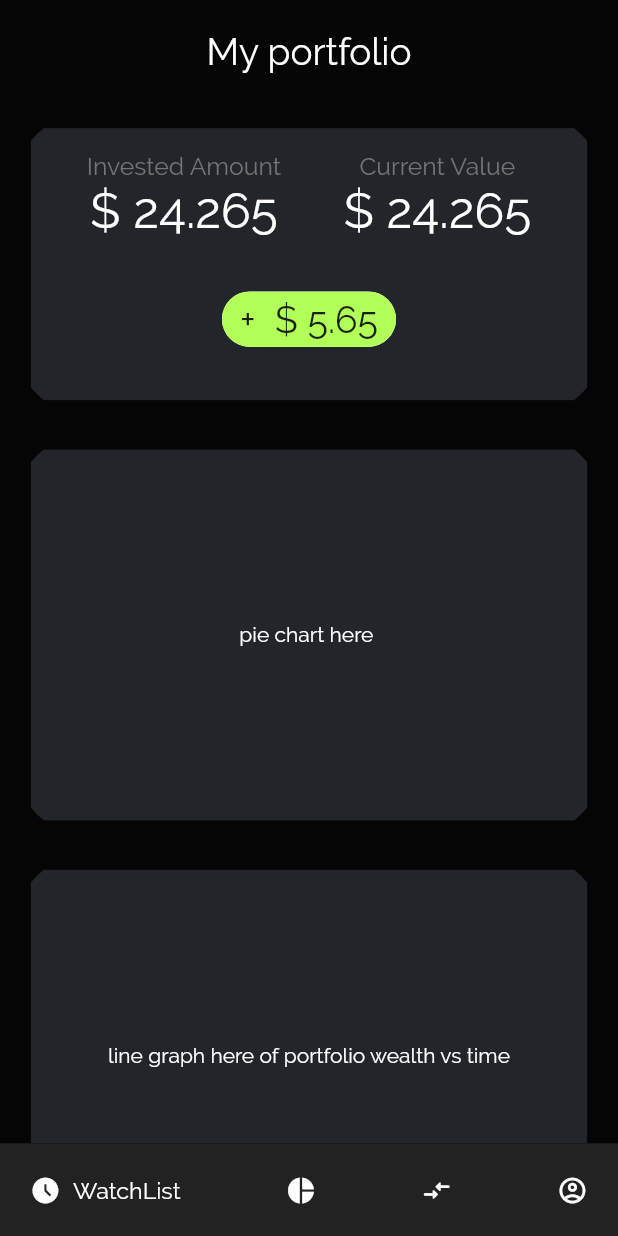
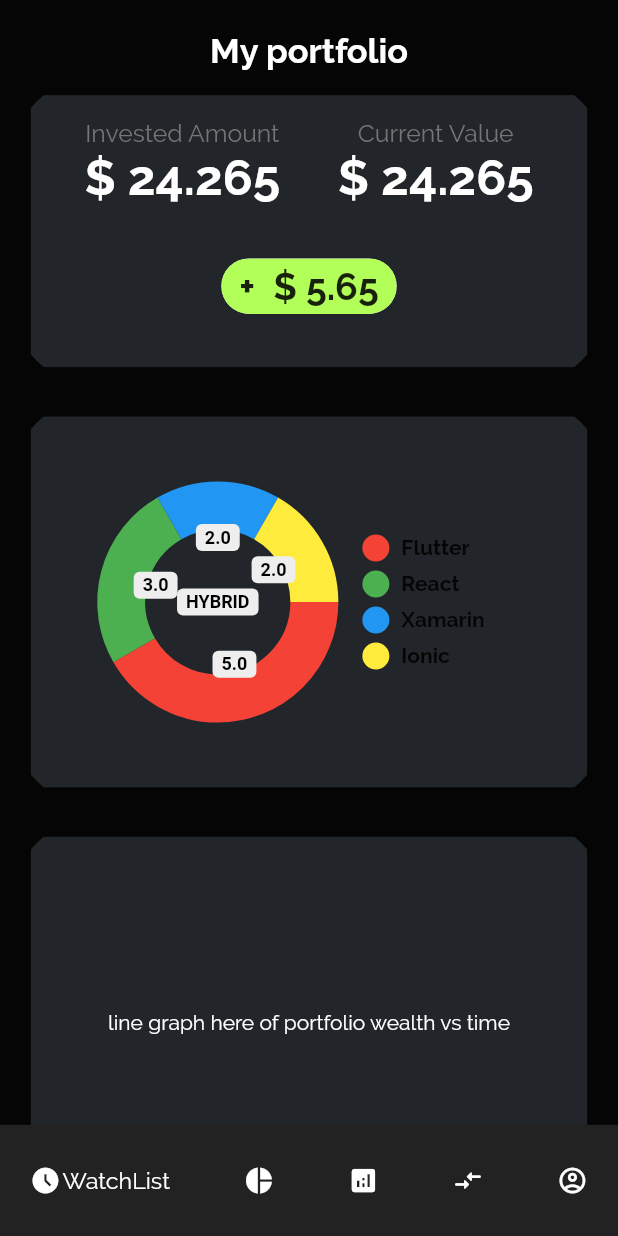
Before and after one commit to HarshRathi2511/Stock-trader, a Flutter app: the screen it shows after launch, on a phone screen of 412 x 824 dp. Run offline on Flutter 3.47's test engine with Material 2 defaults, Android fonts, the phone set to English and light mode, and no system bars; drawn by our look-alikes of google_nav_bar, pie_chart.

Commit message:
changed textstyles and made changes to navbar to avoid overflow

```diff
--- a/lib/screens/portfolio_screen.dart
+++ b/lib/screens/portfolio_screen.dart
@@ -1,21 +1,25 @@
 import 'package:flutter/material.dart';
 import 'package:stock_trader/constants.dart';
-// import 'package:pie_chart/pie_chart.dart';
+import 'package:pie_chart/pie_chart.dart';
 
 class PortfolioScreen extends StatelessWidget {
-  const PortfolioScreen({Key? key}) : super(key: key);
-
   @override
   Widget build(BuildContext context) {
     final deviceHeight = MediaQuery.of(context).size.height;
     final deviceWidth = MediaQuery.of(context).size.width;
 
-    Map<String, double> pieChartDataMap = {
-      "Reliance": 5,
-      "Amazon": 3,
-      "Siemens": 2,
-      "Blue Origin": 2,
+    Map<String, double> dataMap = {
+      "Flutter": 5,
+      "React": 3,
+      "Xamarin": 2,
+      "Ionic": 2,
     };
+    List<Color> colorList = [
+      Colors.red,
+      Colors.green,
+      Colors.blue,
+      Colors.yellow,
+    ];
 
     Widget _buildStockListTile() {
       return ListTile(
@@ -34,7 +38,11 @@ class PortfolioScreen extends StatelessWidget {
           ),
         ),
         trailing: Text('+ \$31.87',
-            style: TextStyle(fontSize: 15, color: Colors.white)),
+            style: TextStyle(
+              fontSize: 20,
+              color: Colors.white,
+              fontWeight: FontWeight.bold,
+            )),
       );
     }
 
@@ -44,13 +52,18 @@ class PortfolioScreen extends StatelessWidget {
         child: SingleChildScrollView(
           child: Column(
             children: [
-              Padding(
-                  padding: EdgeInsets.all(20),
-                  child: Text(
-                    'My portfolio',
-                    style: TextStyle(
-                        color: Colors.white, fontSize: deviceHeight * 0.03),
-                  )),
+              SizedBox(
+                height: 20,
+              ),
+              Text(
+                'My portfolio',
+                style: TextStyle(
+                  color: Colors.white,
+                  fontSize: deviceWidth / 18,
+                  fontWeight: FontWeight.bold,
+                ),
+                textAlign: TextAlign.center,
+              ),
               ClipRRect(
                 borderRadius: BorderRadius.all(Radius.circular(70)),
                 child: Container(
@@ -75,8 +88,10 @@ class PortfolioScreen extends StatelessWidget {
                               Text(
                                 '\$ 24.265',
                                 style: TextStyle(
-                                    color: Colors.white,
-                                    fontSize: deviceHeight * 0.04),
+                                  color: Colors.white,
+                                  fontSize: deviceHeight * 0.04,
+                                  fontWeight: FontWeight.bold,
+                                ),
                               ),
                             ],
                           ),
@@ -91,8 +106,10 @@ class PortfolioScreen extends StatelessWidget {
                               Text(
                                 '\$ 24.265',
                                 style: TextStyle(
-                                    color: Colors.white,
-                                    fontSize: deviceHeight * 0.04),
+                                  color: Colors.white,
+                                  fontSize: deviceHeight * 0.04,
+                                  fontWeight: FontWeight.bold,
+                                ),
                               ),
                             ],
                           ),
@@ -105,7 +122,10 @@ class PortfolioScreen extends StatelessWidget {
                       Chip(
                         label: Text(
                           '+  \$ 5.65',
-                          style: TextStyle(fontSize: 25),
+                          style: TextStyle(
+                            fontSize: 25,
+                            fontWeight: FontWeight.bold,
+                          ),
                         ),
                         backgroundColor: Colors.lightGreenAccent,
                       ),
@@ -122,36 +142,33 @@ class PortfolioScreen extends StatelessWidget {
                   height: deviceHeight * 0.3,
                   width: deviceWidth * 0.9,
                   color: blackgrey,
-                  // child: PieChart(
-                  //   dataMap: dataMap,
-                  //   animationDuration: Duration(milliseconds: 800),
-                  //   chartLegendSpacing: 32,
-                  //   chartRadius: MediaQuery.of(context).size.width / 3.2,
-                  //   colorList: colorList,
-                  //   initialAngleInDegree: 0,
-                  //   chartType: ChartType.ring,
-                  //   ringStrokeWidth: 32,
-                  //   centerText: "HYBRID",
-                  //   legendOptions: LegendOptions(
-                  //     showLegendsInRow: false,
-                  //     legendPosition: LegendPosition.right,
-                  //     showLegends: true,
-                  //     legendShape: _BoxShape.circle,
-                  //     legendTextStyle: TextStyle(
-                  //       fontWeight: FontWeight.bold,
-                  //     ),
-                  //   ),
-                  //   chartValuesOptions: ChartValuesOptions(
-                  //     showChartValueBackground: true,
-                  //     showChartValues: true,
-                  //     showChartValuesInPercentage: false,
-                  //     showChartValuesOutside: false,
-                  //     decimalPlaces: 1,
-                  //   ),
-                  // ),
-                  child: Center(
-                      child: Text('pie chart here ',
-                          style: TextStyle(color: Colors.white))),
+                  child: PieChart(
+                    dataMap: dataMap,
+                    animationDuration: Duration(milliseconds: 800),
+                    chartLegendSpacing: 32,
+                    chartRadius: MediaQuery.of(context).size.width / 3.2,
+                    colorList: colorList,
+                    initialAngleInDegree: 0,
+                    chartType: ChartType.ring,
+                    ringStrokeWidth: 32,
+                    centerText: "HYBRID",
+                    legendOptions: LegendOptions(
+                      showLegendsInRow: false,
+                      legendPosition: LegendPosition.right,
+                      showLegends: true,
+                      legendShape: BoxShape.circle,
+                      legendTextStyle: TextStyle(
+                        fontWeight: FontWeight.bold,
+                      ),
+                    ),
+                    chartValuesOptions: ChartValuesOptions(
+                      showChartValueBackground: true,
+                      showChartValues: true,
+                      showChartValuesInPercentage: false,
+                      showChartValuesOutside: false,
+                      decimalPlaces: 1,
+                    ),
+                  ),
                 ),
               ),
               ClipRRect(
@@ -167,15 +184,18 @@ class PortfolioScreen extends StatelessWidget {
                           style: TextStyle(color: Colors.white))),
                 ),
               ),
-              Text('Stocks',
-                  style: TextStyle(
-                      color: Colors.white, fontSize: deviceHeight * 0.03),
-                  textAlign: TextAlign.left),
-
+              Text(
+                'Stocks',
+                style: TextStyle(
+                  color: Colors.white,
+                  fontSize: deviceWidth / 18,
+                  fontWeight: FontWeight.bold,
+                ),
+                textAlign: TextAlign.center,
+              ),
               _buildStockListTile(),
               _buildStockListTile(),
               _buildStockListTile(),
-
             ],
           ),
         ),
--- a/lib/screens/profile_screen.dart
+++ b/lib/screens/profile_screen.dart
@@ -65,11 +65,11 @@ class ProfileScreen extends StatelessWidget {
           ),
           Expanded(
             child: GridView(
-              padding: EdgeInsets.all(5),
+              padding: EdgeInsets.all(2),
               gridDelegate: SliverGridDelegateWithFixedCrossAxisCount(
                 crossAxisCount: 2,
                 childAspectRatio: deviceSize.width * 3 / deviceSize.height,
-                crossAxisSpacing: 5,
+                crossAxisSpacing: 0,
                 mainAxisSpacing: 5,
               ),
               children: [
--- a/lib/screens/tabs_screen.dart
+++ b/lib/screens/tabs_screen.dart
@@ -1,4 +1,4 @@
-import 'package:stock_trader/screens/movers_screen.dart';
+import 'package:stock_trader/screens/news_screen.dart';
 import 'package:stock_trader/screens/portfolio_screen.dart';
 import 'package:stock_trader/screens/profile_screen.dart';
 import 'package:stock_trader/screens/transactions_screen.dart';
@@ -30,6 +30,7 @@ class _TabsScreenState extends State<TabsScreen> {
     var changeTabScreen = [
       WatchlistScreen(),
       PortfolioScreen(),
+      NewsScreen(),
       TransactionScreen(),
       ProfileScreen(),
     ];
@@ -38,14 +39,14 @@ class _TabsScreenState extends State<TabsScreen> {
       child: Scaffold(
         bottomNavigationBar: Container(
           width: double.infinity,
-          height: deviceSize.height * 0.075,
+          height: deviceSize.height * 0.09,
           child: GNav(
             haptic: true, // haptic feedback
             tabBorderRadius: 15,
             activeColor: Colors.white,
             color: Colors.white, // tab button border
             duration: Duration(milliseconds: 400), // tab animation duration
-            gap: 8, // the tab button gap between icon and text
+            gap: 1, // the tab button gap between icon and text
             iconSize: deviceSize.width / 20, // tab button icon size
             padding: EdgeInsets.symmetric(
               horizontal: 20,
@@ -64,7 +65,15 @@ class _TabsScreenState extends State<TabsScreen> {
                 icon: Icons.pie_chart,
                 text: 'Portfolio',
                 textStyle: TextStyle(
-                  fontSize: deviceSize.width / 26.5,
+                  fontSize: deviceSize.width / 26,
+                  color: Colors.white,
+                ),
+              ),
+              GButton(
+                icon: Icons.analytics,
+                text: 'News',
+                textStyle: TextStyle(
+                  fontSize: deviceSize.width / 26,
                   color: Colors.white,
                 ),
               ),
@@ -72,7 +81,7 @@ class _TabsScreenState extends State<TabsScreen> {
                 icon: Icons.compare_arrows_rounded,
                 text: 'Trades',
                 textStyle: TextStyle(
-                  fontSize: deviceSize.width / 26.5,
+                  fontSize: deviceSize.width / 26,
                   color: Colors.white,
                 ),
               ),
@@ -80,7 +89,7 @@ class _TabsScreenState extends State<TabsScreen> {
                 icon: Icons.account_circle_outlined,
                 text: 'Profile',
                 textStyle: TextStyle(
-                  fontSize: deviceSize.width / 26.5,
+                  fontSize: deviceSize.width / 26,
                   color: Colors.white,
                 ),
               )
```
Also changed, not shown: lib/screens/news_screen.dart (added, +34 -0 lines), lib/screens/transactions_screen.dart (+14 -10 lines), lib/widgets/profile_screen_card.dart (+7 -5 lines).
